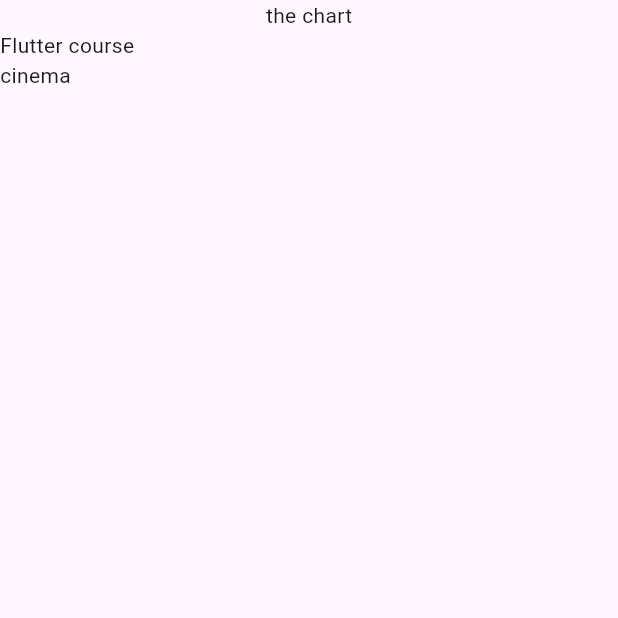
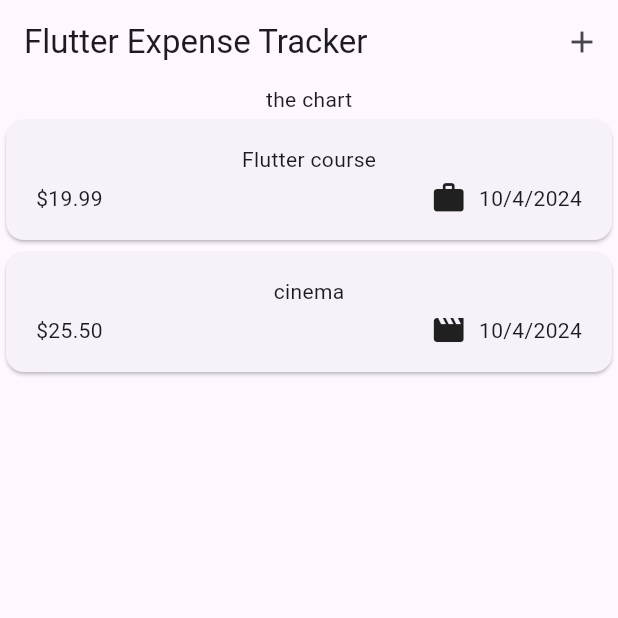
Before and after one commit to Aarushi0010/expense_tracker_app, a Flutter app: the screen it shows after launch, on a phone screen of 412 x 824 dp, the top half of it. Run offline on Flutter 3.47's test engine with Material 3 defaults, Android fonts, the phone set to English and light mode, and no system bars.

Commit message:
added new expense feature

```diff
--- a/lib/models/expense.dart
+++ b/lib/models/expense.dart
@@ -1,7 +1,18 @@
 import 'package:uuid/uuid.dart';
+import'package:intl/intl.dart';
+import 'package:flutter/material.dart';
 
 const  uuid =  Uuid();
 enum Category {food , travel , leisure , work }
+final formatter = DateFormat.yMd();
+
+const categoryIcons = {
+  Category.food : Icons.lunch_dining ,
+  Category.travel : Icons.flight_takeoff,
+  Category.leisure : Icons.movie,
+  Category.work : Icons.work,
+
+};
 
 class Expense {
 
@@ -19,4 +30,8 @@ class Expense {
   final DateTime date ;
   final Category category;
 
+  String get formattedDate{
+    return formatter.format(date);
+  }
+
 }
--- a/lib/expenses.dart
+++ b/lib/widgets/expenses.dart
@@ -1,6 +1,7 @@
+import 'package:expense_tracker/widgets/new_expenses.dart';
 import'package:flutter/material.dart';
 import'package:expense_tracker/models/expense.dart';
-import 'package:expense_tracker/expenses_list.dart';
+import 'package:expense_tracker/widgets/expenses_list/expenses_list.dart';
 
 class Expenses extends StatefulWidget{
 
@@ -29,9 +30,27 @@ class _ExpensesState extends State<Expenses>{
     ),
   ];
 
+  void _openAddExpenseOverlay() {
+    showModalBottomSheet(
+      context: context,
+      builder: (ctx) => const NewExpense(),
+    );
+  }
+
+
   @override
   Widget build(context){
     return Scaffold(
+
+      appBar: AppBar(
+        title: const Text('Flutter Expense Tracker'),
+        actions: [
+          IconButton(
+            onPressed: _openAddExpenseOverlay,
+            icon: const Icon(Icons.add),
+          )
+        ],
+      ),
 
       body: Column(
         children: [
--- /dev/null
+++ b/lib/widgets/expenses_list/expense_item.dart
@@ -0,0 +1,40 @@
+import 'package:flutter/material.dart';
+import 'package:expense_tracker/models/expense.dart';
+class ExpenseItem extends StatelessWidget{
+
+  const ExpenseItem(this.expense , {super.key});
+
+  final Expense expense ;
+
+  @override
+  Widget build(context){
+    return Card(
+      child: Padding(
+        padding: const EdgeInsets.symmetric(
+          horizontal: 20,
+          vertical: 16,
+        ),
+        child: Column(
+          children: [
+            Text(expense.title),
+            const SizedBox(height : 4),
+            Row(
+              children: [
+                Text('\$${expense.amount.toStringAsFixed(2)}'),
+                const Spacer(),
+                Row(
+                  children: [
+                    Icon(categoryIcons[expense.category]),
+                    const SizedBox(width: 8,),
+                    Text(expense.formattedDate),
+                  ],
+                )
+              ],
+            )
+          ],
+        ),
+      ),);
+  }
+
+
+}
--- a/lib/expenses_list.dart
+++ b/lib/widgets/expenses_list/expenses_list.dart
@@ -1,5 +1,6 @@
 import 'package:flutter/material.dart';
 import 'package:expense_tracker/models/expense.dart';
+import 'expense_item.dart';
 
 class ExpensesList extends StatelessWidget{
 
@@ -12,6 +13,6 @@ class ExpensesList extends StatelessWidget{
   Widget build(context){
     return ListView.builder(
         itemCount: expenses.length,
-        itemBuilder: (ctx , index) => Text(expenses[index].title),);
+        itemBuilder: (ctx , index) => ExpenseItem(expenses[index]));
   }
 }
--- a/pubspec.yaml
+++ b/pubspec.yaml
@@ -36,6 +36,7 @@ dependencies:
   # Use with the CupertinoIcons class for iOS style icons.
   cupertino_icons: ^1.0.6
   uuid: ^4.5.1
+  intl: ^0.19.0
 
 dev_dependencies:
   flutter_test:
```
Also changed, not shown: lib/main.dart (+4 -3 lines), lib/widgets/new_expenses.dart (added, +28 -0 lines), pubspec.lock.
